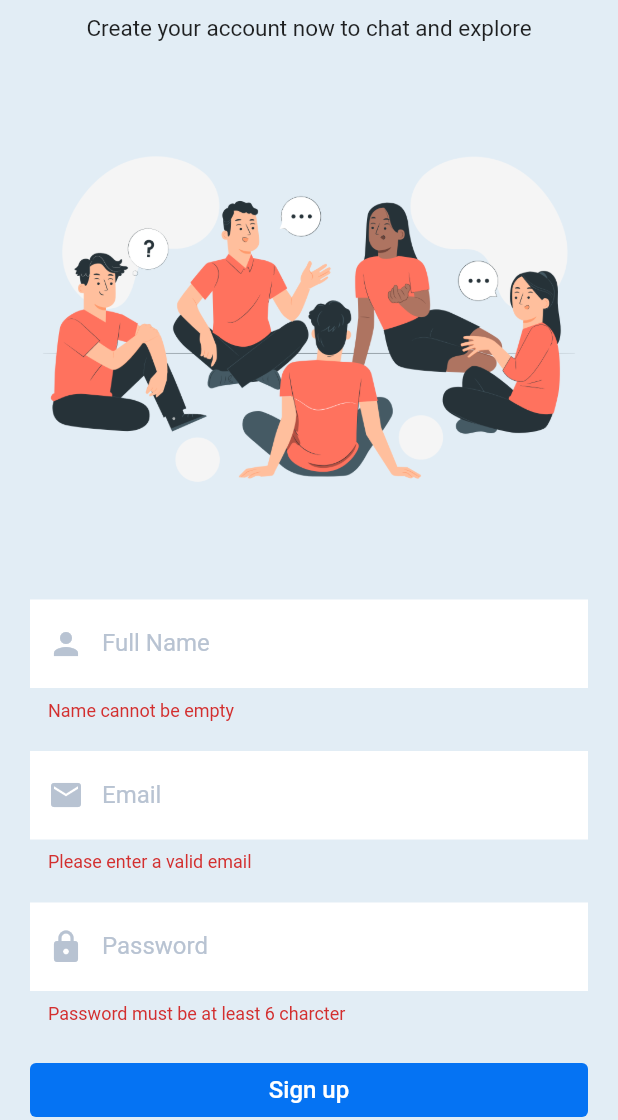
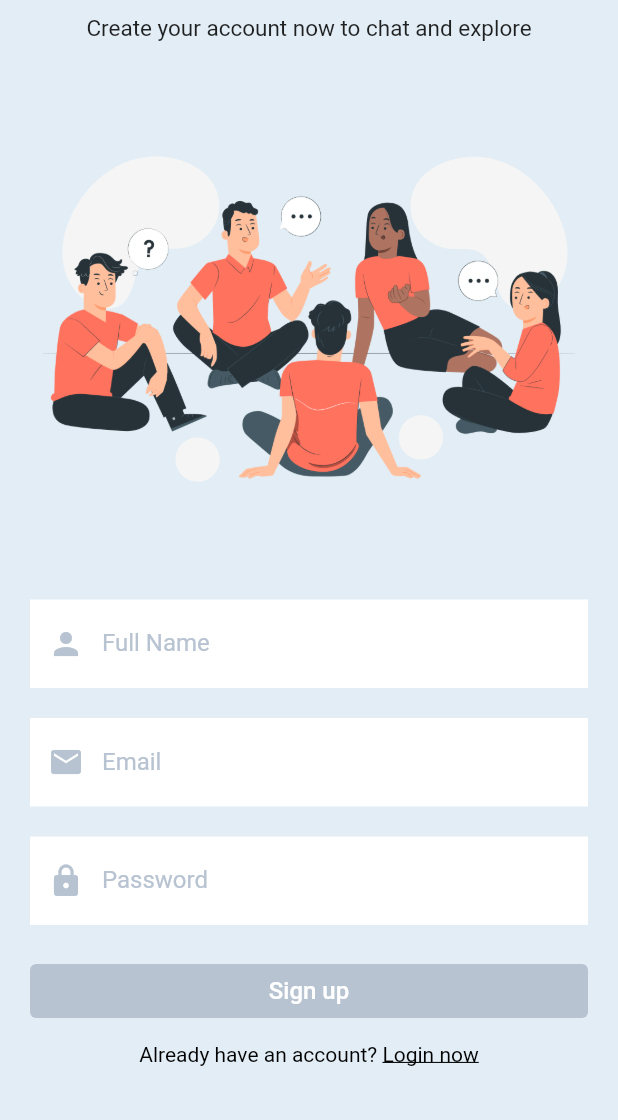
Before and after one commit to Drako-Rexon/GupShup_fire, a Flutter app: the RegisterPage screen opened directly, after a tap on "Sign up", on a phone screen of 412 x 824 dp, the part 116-1236 px from its top. Run offline on Flutter 3.47's test engine with Material 2 defaults, Android fonts, the phone set to English and light mode, and no system bars; our stand-ins replace cloud_firestore, firebase_auth, firebase_core, shared_preferences; accounts and stored records are empty.

Commit message:
disable button feature added

```diff
--- a/lib/pages/auth/register_page.dart
+++ b/lib/pages/auth/register_page.dart
@@ -21,6 +21,17 @@ class _RegisterPageState extends State<RegisterPage> {
   String password = "";
   String fullName = "";
   AuthService authService = AuthService();
+  final TextEditingController _mailController = TextEditingController();
+  final TextEditingController _pswdController = TextEditingController();
+  final TextEditingController _nameController = TextEditingController();
+
+  bool isEnable() {
+    return RegExp(
+                r"^[a-zA-Z0-9.a-zA-Z0-9.!#$%&'*+-/=?^_`{|}~]+@[a-zA-Z0-9]+\.[a-zA-Z]+")
+            .hasMatch(_mailController.text) &&
+        _pswdController.text.length >= 6 &&
+        _nameController.text.isNotEmpty;
+  }
 
   @override
   Widget build(BuildContext context) {
@@ -68,6 +79,7 @@ class _RegisterPageState extends State<RegisterPage> {
                         });
                       },
                       style: TextStyle(color: Constants().darkGrey),
+                      controller: _nameController,
                       decoration: textInputDecoration.copyWith(
                         labelText: "Full Name",
                         errorBorder: InputBorder.none,
@@ -78,7 +90,7 @@ class _RegisterPageState extends State<RegisterPage> {
                         border: InputBorder.none,
                         fillColor: Colors.white,
                         filled: true,
-                        hintText: 'Enter Email',
+                        hintText: 'Enter Full Name',
                         hintStyle: TextStyle(color: Constants().secondaryColor),
                         labelStyle:
                             TextStyle(color: Constants().secondaryColor),
@@ -101,6 +113,7 @@ class _RegisterPageState extends State<RegisterPage> {
                           email = val;
                         });
                       },
+                      controller: _mailController,
                       decoration: textInputDecoration.copyWith(
                         labelText: "Email",
                         errorBorder: InputBorder.none,
@@ -134,6 +147,7 @@ class _RegisterPageState extends State<RegisterPage> {
                           password = val;
                         });
                       },
+                      controller: _pswdController,
                       obscureText: true,
                       decoration: textInputDecoration.copyWith(
                         labelText: "Password",
@@ -145,7 +159,7 @@ class _RegisterPageState extends State<RegisterPage> {
                         border: InputBorder.none,
                         fillColor: Colors.white,
                         filled: true,
-                        hintText: 'Enter Email',
+                        hintText: 'Enter Password',
                         hintStyle: TextStyle(color: Constants().secondaryColor),
                         labelStyle:
                             TextStyle(color: Constants().secondaryColor),
@@ -165,12 +179,15 @@ class _RegisterPageState extends State<RegisterPage> {
                       width: double.infinity,
                       child: ElevatedButton(
                         style: ButtonStyle(
-                          backgroundColor: MaterialStateProperty.all(
-                              Constants().primaryBlue),
+                          backgroundColor: isEnable()
+                              ? MaterialStateProperty.all(
+                                  Constants().primaryBlue)
+                              : MaterialStateProperty.all(
+                                  Constants().secondaryColor),
                           elevation: MaterialStateProperty.all(0),
                         ),
                         onPressed: () {
-                          register();
+                          isEnable() ? register() : () {};
                         },
                         child: const Text(
                           "Sign up",
```
Also changed, not shown: lib/pages/auth/login_page.dart (+18 -2 lines).
